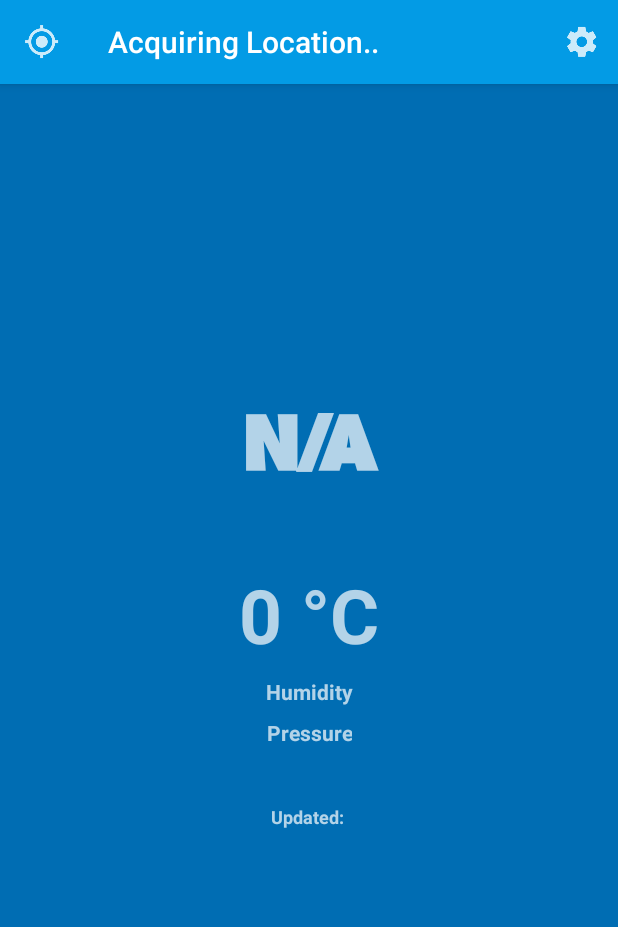
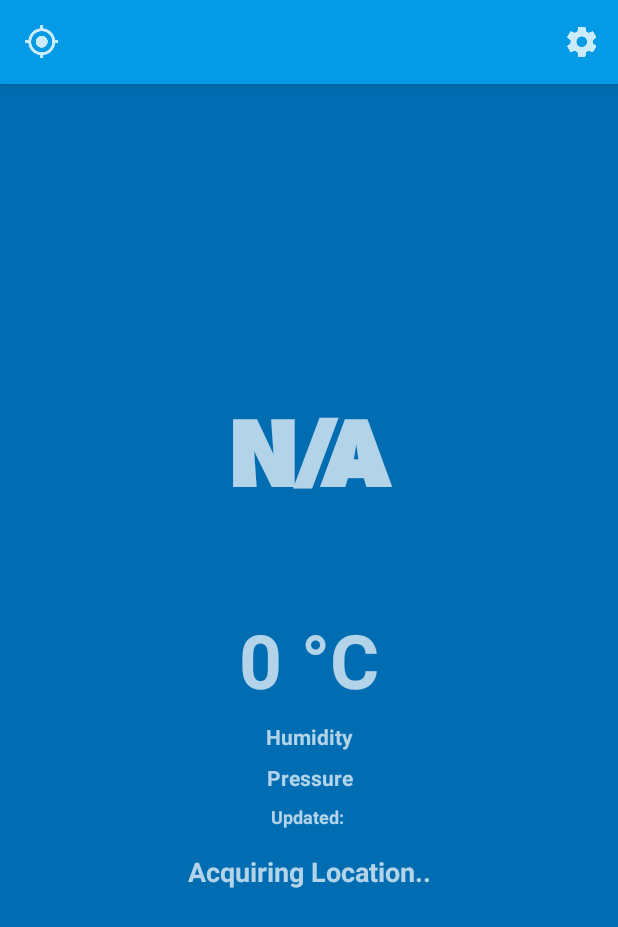
Before and after one commit to amulpokharel/Just-Weather-2, an Android app: the screen it shows after launch (MainActivity), on a phone screen of 412 x 824 dp. Shown: the top 927 px of the screen. Run offline under Robolectric (Android 15) with nearby library versions, the phone set to English and light mode, and no system bars; our stand-ins replace RxJava, data binding; 3 statements that could not run were skipped.

Commit message:
updated layouts

```diff
--- a/app/src/main/java/amulp/com/justweather2/MainActivity.kt
+++ b/app/src/main/java/amulp/com/justweather2/MainActivity.kt
@@ -16,6 +16,7 @@ import androidx.fragment.app.FragmentTransaction
 import androidx.lifecycle.Observer
 import androidx.lifecycle.ViewModelProviders
 import kotlinx.android.synthetic.main.main_activity.*
+import kotlinx.android.synthetic.main.weather_fragment.*
 import org.jetbrains.anko.*
 
 
@@ -25,12 +26,6 @@ class MainActivity : AppCompatActivity(), SharedPreferences.OnSharedPreferenceCh
     override fun onCreate(savedInstanceState: Bundle?) {
         viewModel = ViewModelProviders.of(this).get(WeatherViewModel::class.java)
 
-        val titleObserver = Observer<String> { newName ->
-            this@MainActivity.title = newName
-        }
-
-        viewModel.locationLiveData.observe(this, titleObserver)
-
         if(defaultSharedPreferences.getBoolean(getString(R.string.pref_dark_mode), false)) {
             MyApp.darkMode = true
             setTheme(R.style.AppThemeDark)
@@ -39,6 +34,8 @@ class MainActivity : AppCompatActivity(), SharedPreferences.OnSharedPreferenceCh
             MyApp.darkMode = false
             setTheme(R.style.AppTheme)
         }
+
+        title = ""
 
         super.onCreate(savedInstanceState)
         setContentView(R.layout.main_activity)
@@ -55,17 +52,21 @@ class MainActivity : AppCompatActivity(), SharedPreferences.OnSharedPreferenceCh
 
         actionBar?.apply {
             setDisplayHomeAsUpEnabled(true)
-            if(supportFragmentManager.findFragmentByTag("current") is SettingsFragment)
+            if(supportFragmentManager.findFragmentByTag("current") is SettingsFragment){
                 setHomeAsUpIndicator(R.drawable.ic_back)
-            else
+            }
+            else {
                 setHomeAsUpIndicator(R.drawable.ic_location)
+            }
         }
 
         supportFragmentManager.addOnBackStackChangedListener {
             if(supportFragmentManager.findFragmentByTag("current") is SettingsFragment){
+                invalidateOptionsMenu()
                 actionBar?.setHomeAsUpIndicator(R.drawable.ic_back)
             }
             else { // todo change if more fragments are added
+                invalidateOptionsMenu()
                 actionBar?.setHomeAsUpIndicator(R.drawable.ic_location)
             }
         }
@@ -102,13 +103,6 @@ class MainActivity : AppCompatActivity(), SharedPreferences.OnSharedPreferenceCh
         detachSharedPrefListener()
     }
 
-    private fun titleListen(){
-        val titleObserver = Observer<String> { newName ->
-            this@MainActivity.title = newName
-        }
-        viewModel.locationLiveData.observe(this, titleObserver)
-    }
-
     private fun attachSharedPrefListener() = defaultSharedPreferences.registerOnSharedPreferenceChangeListener(this)
     private fun detachSharedPrefListener() = defaultSharedPreferences.unregisterOnSharedPreferenceChangeListener(this)
 
@@ -124,10 +118,6 @@ class MainActivity : AppCompatActivity(), SharedPreferences.OnSharedPreferenceCh
         }
     }
 
-    override fun onCreateOptionsMenu(menu: Menu?): Boolean {
-        menuInflater.inflate(R.menu.menu, menu)
-        return super.onCreateOptionsMenu(menu)
-    }
 
     override fun onOptionsItemSelected(item: MenuItem): Boolean {
         return when (item.itemId) {
@@ -143,11 +133,6 @@ class MainActivity : AppCompatActivity(), SharedPreferences.OnSharedPreferenceCh
         }
     }
 
-    override fun onBackPressed() {
-        titleListen()
-        super.onBackPressed()
-    }
-
     private fun enableLocationSettings() {
         val settingsIntent = Intent(Settings.ACTION_LOCATION_SOURCE_SETTINGS)
         startActivity(settingsIntent)
--- a/app/src/main/java/amulp/com/justweather2/ui/settings/SettingsFragment.kt
+++ b/app/src/main/java/amulp/com/justweather2/ui/settings/SettingsFragment.kt
@@ -8,14 +8,12 @@ import android.view.MenuItem
 import androidx.preference.PreferenceFragmentCompat
 
 class SettingsFragment: PreferenceFragmentCompat(){
-    private var tempTitle = ""
     override fun onCreatePreferences(savedInstanceState: Bundle?, rootKey: String?) {
         setPreferencesFromResource(R.xml.preferences, rootKey)
     }
 
     override fun onCreate(savedInstanceState: Bundle?) {
         setHasOptionsMenu(true)
-        activity!!.title = "Settings"
         super.onCreate(savedInstanceState)
     }
 
--- a/app/src/main/java/amulp/com/justweather2/ui/weather/WeatherFragment.kt
+++ b/app/src/main/java/amulp/com/justweather2/ui/weather/WeatherFragment.kt
@@ -12,15 +12,13 @@ import android.location.LocationListener
 import android.location.LocationManager
 import android.os.Bundle
 import android.util.Log
-import android.view.LayoutInflater
-import android.view.MenuItem
-import android.view.View
-import android.view.ViewGroup
+import android.view.*
 import androidx.core.content.ContextCompat.checkSelfPermission
 import androidx.core.content.PermissionChecker
 import androidx.databinding.DataBindingUtil
 import androidx.fragment.app.Fragment
 import androidx.lifecycle.ViewModelProviders
+import kotlinx.android.synthetic.main.weather_fragment.*
 
 class WeatherFragment : Fragment() {
 
@@ -32,6 +30,11 @@ class WeatherFragment : Fragment() {
     private lateinit var locationManager: LocationManager
     private val REQUEST_PERMISSIONS_REQUEST_CODE = 34
 
+    override fun onCreate(savedInstanceState: Bundle?) {
+        setHasOptionsMenu(true)
+        super.onCreate(savedInstanceState)
+    }
+
     override fun onCreateView(inflater: LayoutInflater, container: ViewGroup?,
                               savedInstanceState: Bundle?): View {
         viewModel = ViewModelProviders.of(this).get(WeatherViewModel::class.java)
@@ -40,7 +43,6 @@ class WeatherFragment : Fragment() {
         binding.weatherData = viewModel
 
         locationManager = activity!!.getSystemService(Context.LOCATION_SERVICE) as LocationManager
-        setHasOptionsMenu(true)
 
         return binding.root
     }
@@ -48,6 +50,10 @@ class WeatherFragment : Fragment() {
     override fun onResume() {
         super.onResume()
         viewModel.updateUnit()
+    }
+
+    override fun onCreateOptionsMenu(menu: Menu?, inflater: MenuInflater?) {
+        inflater!!.inflate(R.menu.menu, menu)
     }
 
     override fun onOptionsItemSelected(item: MenuItem?): Boolean {
--- a/app/src/main/java/amulp/com/justweather2/ui/weather/WeatherViewModel.kt
+++ b/app/src/main/java/amulp/com/justweather2/ui/weather/WeatherViewModel.kt
@@ -30,12 +30,7 @@ class WeatherViewModel : ViewModel(){
     //UI Variables
     var weatherIcon:ObservableField<String> = ObservableField("I")
     var weatherText:ObservableField<String> = ObservableField("text")
-    var locationLiveData:MutableLiveData<String> = MutableLiveData()
-    private var locationName = "Location"
-        set(value) {
-            field = value
-            locationLiveData.postValue(value)
-        }
+    var locationName:ObservableField<String> = ObservableField("Location")
     var humidity:ObservableField<String> = ObservableField("0")
     var pressure:ObservableField<String> = ObservableField("0")
     var lastUpdate:ObservableField<String> = ObservableField("wat")
@@ -56,7 +51,7 @@ class WeatherViewModel : ViewModel(){
         humidity.set(prefs["humidity", "Humidity"]!!)
         pressure.set(prefs["pressure", "Pressure"]!!)
         lastUpdate.set(prefs["last update", "Updated: "]!!)
-        locationName = prefs["location", "Acquiring Location.."]!!
+        locationName.set(prefs["location", "Acquiring Location.."]!!)
         weatherIcon.set(prefs["weather icon", "\uF07B"]!!)
 
         currentTemp = Temperature(prefs["current temp", 0]!!)
@@ -117,15 +112,14 @@ class WeatherViewModel : ViewModel(){
         humidity.set("Humidity: " + response.main.humidity + " %")
         pressure.set("Pressure: " + response.main.pressure + " hpa")
         lastUpdate.set("Updated: " + SimpleDateFormat.getDateTimeInstance().format(Date(lastChecked!!)))
-        locationName = response.name
-        locationLiveData.postValue(response.name)
+        locationName.set(response.name)
         weatherIcon.set(resolveResource("w" + response.weather!![0].icon))
         prefs["current unit"] = currentUnit
         prefs["weather text"] = weatherText.get()
         prefs["humidity"] = humidity.get()
         prefs["pressure"] = pressure.get()
         prefs["last update"] = lastUpdate.get()
-        prefs["location"] = locationName
+        prefs["location"] = locationName.get()
         prefs["weather icon"] = weatherIcon.get()
         prefs["current temp"] = currentTemp!!.inCelsius()
     }
--- a/app/src/main/res/layout-land/weather_fragment.xml
+++ b/app/src/main/res/layout-land/weather_fragment.xml
@@ -18,102 +18,124 @@
 
         <TextView
             android:id="@+id/weather_icon"
-            android:layout_width="0dp"
+            android:layout_width="wrap_content"
             android:layout_height="wrap_content"
             android:layout_centerHorizontal="true"
-            android:layout_marginLeft="8dp"
+            android:layout_marginStart="120dp"
             android:layout_marginTop="8dp"
-            android:layout_marginRight="8dp"
+            android:layout_marginEnd="8dp"
             android:layout_marginBottom="8dp"
             android:fontFamily="@font/weatherfont"
             android:gravity="center"
+            android:text="@{weatherData.weatherIcon}"
             android:textAlignment="center"
-            android:textSize="90sp"
+            android:textSize="120sp"
             android:textStyle="bold"
-            android:text="@{weatherData.weatherIcon}"
             app:layout_constraintBottom_toBottomOf="parent"
-            app:layout_constraintHorizontal_bias="1.0"
+            app:layout_constraintHorizontal_bias="0.081"
             app:layout_constraintLeft_toLeftOf="parent"
             app:layout_constraintRight_toRightOf="parent"
             app:layout_constraintTop_toTopOf="parent"
-            app:layout_constraintVertical_bias="0.045"
             app:srcCompat="?android:attr/textCheckMark"
             tools:text="\uF07B" />
 
+        <TableLayout
+            android:layout_width="wrap_content"
+            android:layout_height="wrap_content"
+            android:layout_marginStart="24dp"
+            android:layout_marginTop="8dp"
+            android:layout_marginBottom="8dp"
+            android:orientation="vertical"
+            app:layout_constraintBottom_toBottomOf="parent"
+            app:layout_constraintStart_toEndOf="@+id/weather_icon"
+            app:layout_constraintTop_toTopOf="parent">
+
+
+            <TableRow>
 
                 <TextView
                     android:id="@+id/weather_text"
                     android:layout_width="wrap_content"
                     android:layout_height="wrap_content"
-            android:layout_alignParentStart="true"
                     android:layout_marginStart="8dp"
                     android:layout_marginTop="8dp"
                     android:layout_marginEnd="8dp"
-            android:gravity="center"
                     android:text="@{weatherData.weatherText}"
                     android:textAlignment="center"
-            android:textSize="36sp"
-            android:textStyle="bold"
-            app:layout_constraintEnd_toEndOf="parent"
-            app:layout_constraintStart_toStartOf="parent"
-            app:layout_constraintTop_toBottomOf="@+id/weather_icon" />
+                    android:textSize="60sp"
+                    android:textStyle="bold" />
+            </TableRow>
+
+            <TableRow>
 
                 <TextView
                     android:id="@+id/humidity"
                     android:layout_width="wrap_content"
                     android:layout_height="wrap_content"
-            android:layout_alignParentStart="true"
                     android:layout_marginStart="8dp"
                     android:layout_marginTop="8dp"
                     android:layout_marginEnd="8dp"
-            android:gravity="center"
                     android:text="@{weatherData.humidity}"
                     android:textAlignment="center"
-            android:textSize="14sp"
+                    android:textSize="18sp"
                     android:textStyle="bold"
-            app:layout_constraintEnd_toEndOf="parent"
-            app:layout_constraintStart_toStartOf="parent"
-            app:layout_constraintTop_toBottomOf="@+id/weather_text"
                     app:srcCompat="?android:attr/textCheckMark" />
+            </TableRow>
+
+
+            <TableRow>
 
                 <TextView
                     android:id="@+id/pressure"
                     android:layout_width="wrap_content"
                     android:layout_height="wrap_content"
-            android:layout_alignParentStart="true"
                     android:layout_marginStart="8dp"
                     android:layout_marginTop="8dp"
                     android:layout_marginEnd="8dp"
-            android:gravity="center"
                     android:text="@{weatherData.pressure}"
                     android:textAlignment="center"
-            android:textSize="14sp"
+                    android:textSize="18sp"
                     android:textStyle="bold"
-            app:layout_constraintEnd_toEndOf="parent"
-            app:layout_constraintStart_toStartOf="parent"
-            app:layout_constraintTop_toBottomOf="@+id/humidity"
                     app:srcCompat="?android:attr/textCheckMark" />
+            </TableRow>
+
+
+            <TableRow>
 
                 <TextView
                     android:id="@+id/last_update"
                     android:layout_width="wrap_content"
                     android:layout_height="wrap_content"
-            android:layout_alignParentStart="true"
                     android:layout_marginStart="8dp"
                     android:layout_marginTop="8dp"
                     android:layout_marginEnd="8dp"
                     android:layout_marginBottom="8dp"
-            android:gravity="center"
                     android:text="@{weatherData.lastUpdate}"
                     android:textAlignment="center"
-            android:textSize="12sp"
+                    android:textSize="16sp"
                     android:textStyle="bold"
-            app:layout_constraintBottom_toBottomOf="parent"
-            app:layout_constraintEnd_toEndOf="parent"
-            app:layout_constraintStart_toStartOf="parent"
-            app:layout_constraintTop_toBottomOf="@+id/pressure"
-            app:layout_constraintVertical_bias="0.102"
                     app:srcCompat="?android:attr/textCheckMark" />
+            </TableRow>
+
+
+            <TableRow>
+
+                <TextView
+                    android:id="@+id/location"
+                    android:layout_width="wrap_content"
+                    android:layout_height="wrap_content"
+                    android:layout_marginStart="8dp"
+                    android:layout_marginTop="8dp"
+                    android:layout_marginEnd="8dp"
+                    android:layout_marginBottom="8dp"
+                    android:text="@{weatherData.locationName}"
+                    android:textAlignment="center"
+                    android:textSize="20sp"
+                    android:textStyle="bold"
+                    app:srcCompat="?android:attr/textCheckMark" />
+            </TableRow>
+        </TableLayout>
+
 
     </androidx.constraintlayout.widget.ConstraintLayout>
 
--- a/app/src/main/res/layout/main_activity.xml
+++ b/app/src/main/res/layout/main_activity.xml
@@ -3,17 +3,17 @@
     xmlns:tools="http://schemas.android.com/tools"
     android:layout_width="match_parent"
     android:layout_height="match_parent"
+    xmlns:app="http://schemas.android.com/apk/res-auto"
     android:orientation="vertical"
     tools:context="amulp.com.justweather2.MainActivity">
+
         <androidx.appcompat.widget.Toolbar
             android:id="@+id/toolbar"
             android:layout_width="match_parent"
             android:layout_height="?android:attr/actionBarSize"
             android:background="?attr/colorPrimary"
             android:elevation="4dp"
-            android:theme="@style/ThemeOverlay.AppCompat.Dark.ActionBar">
-        </androidx.appcompat.widget.Toolbar>
-
+            android:theme="@style/ThemeOverlay.AppCompat.Dark.ActionBar"/>
         <FrameLayout
             android:id="@+id/container"
             android:layout_width="match_parent"
--- a/app/src/main/res/layout/weather_fragment.xml
+++ b/app/src/main/res/layout/weather_fragment.xml
@@ -28,7 +28,7 @@
             android:fontFamily="@font/weatherfont"
             android:gravity="center"
             android:textAlignment="center"
-            android:textSize="100sp"
+            android:textSize="120sp"
             android:textStyle="bold"
             android:text="@{weatherData.weatherIcon}"
             app:layout_constraintBottom_toBottomOf="parent"
@@ -40,79 +40,100 @@
             />
 
 
+        <TableLayout
+            android:layout_width="wrap_content"
+            android:layout_height="wrap_content"
+            android:layout_marginTop="8dp"
+            android:orientation="vertical"
+            app:layout_constraintEnd_toEndOf="parent"
+            app:layout_constraintStart_toStartOf="parent"
+            app:layout_constraintTop_toBottomOf="@+id/weather_icon">
+
+
+            <TableRow>
+
                 <TextView
                     android:id="@+id/weather_text"
                     android:layout_width="wrap_content"
                     android:layout_height="wrap_content"
-            android:layout_alignParentStart="true"
                     android:layout_marginStart="8dp"
                     android:layout_marginTop="8dp"
                     android:layout_marginEnd="8dp"
-            android:gravity="center"
                     android:text="@{weatherData.weatherText}"
                     android:textAlignment="center"
                     android:textSize="50sp"
-            android:textStyle="bold"
-            app:layout_constraintEnd_toEndOf="parent"
-            app:layout_constraintStart_toStartOf="parent"
-            app:layout_constraintTop_toBottomOf="@+id/weather_icon" />
+                    android:textStyle="bold" />
+            </TableRow>
+
+            <TableRow>
 
                 <TextView
                     android:id="@+id/humidity"
                     android:layout_width="wrap_content"
                     android:layout_height="wrap_content"
-            android:layout_alignParentStart="true"
                     android:layout_marginStart="8dp"
                     android:layout_marginTop="8dp"
                     android:layout_marginEnd="8dp"
-            android:gravity="center"
                     android:text="@{weatherData.humidity}"
                     android:textAlignment="center"
                     android:textSize="14sp"
                     android:textStyle="bold"
-            app:layout_constraintEnd_toEndOf="parent"
-            app:layout_constraintStart_toStartOf="parent"
-            app:layout_constraintTop_toBottomOf="@+id/weather_text"
                     app:srcCompat="?android:attr/textCheckMark" />
+            </TableRow>
+
+
+            <TableRow>
 
                 <TextView
                     android:id="@+id/pressure"
                     android:layout_width="wrap_content"
                     android:layout_height="wrap_content"
-            android:layout_alignParentStart="true"
                     android:layout_marginStart="8dp"
                     android:layout_marginTop="8dp"
                     android:layout_marginEnd="8dp"
-            android:gravity="center"
                     android:text="@{weatherData.pressure}"
                     android:textAlignment="center"
                     android:textSize="14sp"
                     android:textStyle="bold"
-            app:layout_constraintEnd_toEndOf="parent"
-            app:layout_constraintStart_toStartOf="parent"
-            app:layout_constraintTop_toBottomOf="@+id/humidity"
                     app:srcCompat="?android:attr/textCheckMark" />
+            </TableRow>
+
+
+            <TableRow>
 
                 <TextView
                     android:id="@+id/last_update"
                     android:layout_width="wrap_content"
                     android:layout_height="wrap_content"
-            android:layout_alignParentStart="true"
                     android:layout_marginStart="8dp"
                     android:layout_marginTop="8dp"
                     android:layout_marginEnd="8dp"
                     android:layout_marginBottom="8dp"
-            android:gravity="center"
                     android:text="@{weatherData.lastUpdate}"
                     android:textAlignment="center"
                     android:textSize="12sp"
                     android:textStyle="bold"
-            app:layout_constraintBottom_toBottomOf="parent"
-            app:layout_constraintEnd_toEndOf="parent"
-            app:layout_constraintStart_toStartOf="parent"
-            app:layout_constraintTop_toBottomOf="@+id/pressure"
-            app:layout_constraintVertical_bias="0.102"
                     app:srcCompat="?android:attr/textCheckMark" />
+            </TableRow>
+
+
+            <TableRow>
+
+                <TextView
+                    android:id="@+id/location"
+                    android:layout_width="wrap_content"
+                    android:layout_height="wrap_content"
+                    android:layout_marginStart="8dp"
+                    android:layout_marginTop="8dp"
+                    android:layout_marginEnd="8dp"
+                    android:layout_marginBottom="8dp"
+                    android:text="@{weatherData.locationName}"
+                    android:textAlignment="center"
+                    android:textSize="18sp"
+                    android:textStyle="bold"
+                    app:srcCompat="?android:attr/textCheckMark" />
+            </TableRow>
+        </TableLayout>
 
     </androidx.constraintlayout.widget.ConstraintLayout>
 
```
Lines whose indentation alone changed are shown as unchanged.
